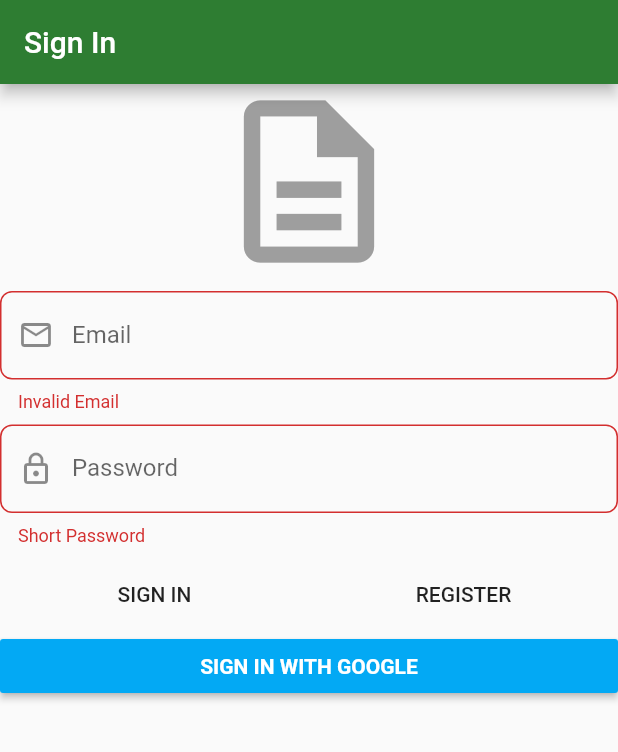
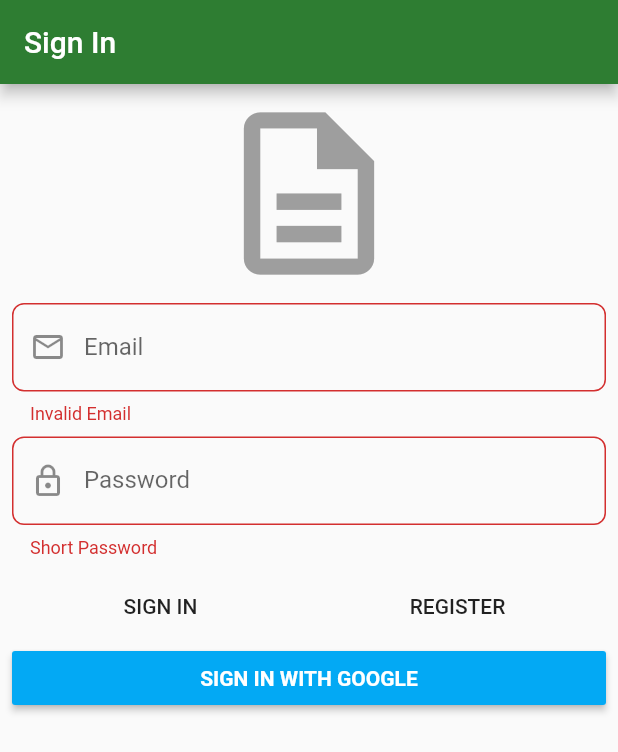
Before and after one commit to tabernerojerry/flutter-firebase-notes-DDD, a Flutter app: the screen it shows after launch, on a phone screen of 412 x 824 dp. Shown: the top 752 px of the screen. Run offline on Flutter 3.47's test engine with Material 2 defaults, Android fonts, the phone set to English and light mode, and no system bars; our stand-ins replace bloc, dartz, firebase_auth, firebase_core, flushbar, flutter_bloc and 4 more; accounts and stored records are empty; generated files the repository leaves out were written again.

Commit message:
minor updates

```diff
--- a/lib/infrastructure/auth/firebase_auth_facade.dart
+++ b/lib/infrastructure/auth/firebase_auth_facade.dart
@@ -85,6 +85,8 @@ class FirebaseAuthFacade implements IAuthFacade {
       await _firebaseAuth.signInWithCredential(authCredential);
 
       return right(unit);
+    } on FirebaseAuthException catch (_) {
+      return left(const AuthFailure.serverError());
     } on PlatformException catch (_) {
       return left(const AuthFailure.serverError());
     }
--- a/lib/presentation/sign_in/widgets/sign_in_form.dart
+++ b/lib/presentation/sign_in/widgets/sign_in_form.dart
@@ -33,6 +33,7 @@ class SignInForm extends StatelessWidget {
         return Form(
           autovalidateMode: AutovalidateMode.always,
           child: ListView(
+            padding: const EdgeInsets.all(8.0),
             children: [
               const Icon(
                 Icons.description_outlined,
```
